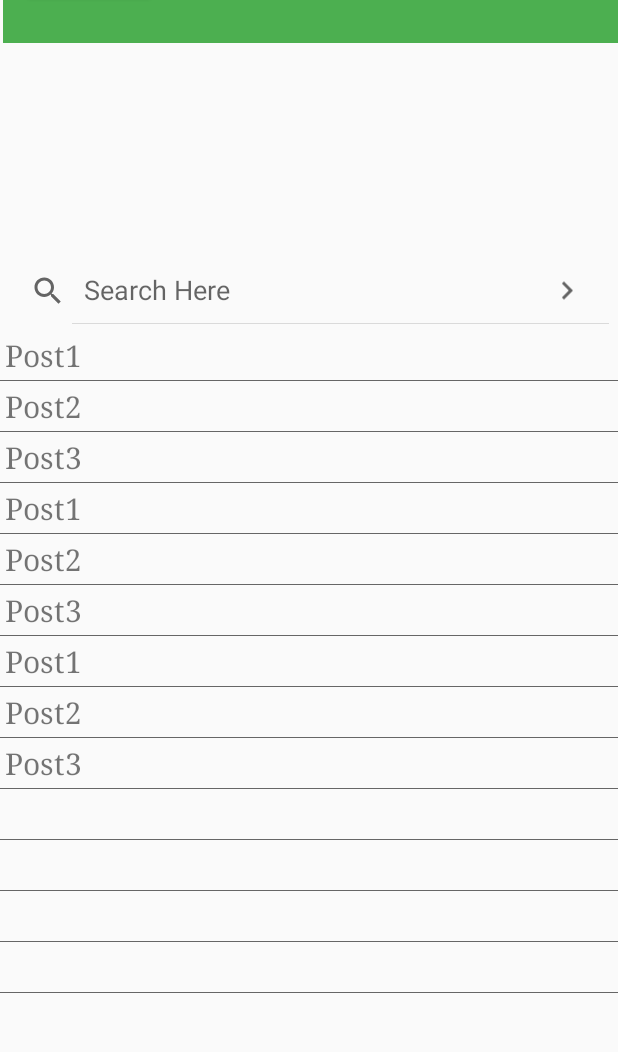
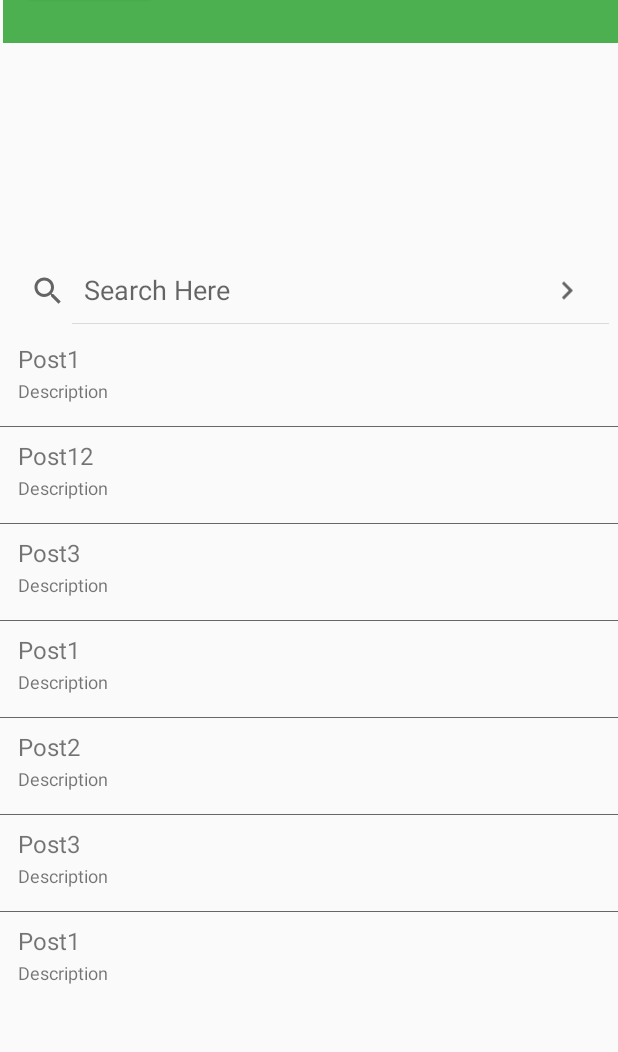
Before and after one commit to khann18/Care-to-Share, an Android app: the screen it shows after launch (MainActivity), on a phone screen of 412 x 824 dp, the part 89-1141 px from its top. Run offline under Robolectric (Android 15) with nearby library versions, the phone set to English and light mode, and no system bars.

Commit message:
updated android

```diff
--- a/mobile/app/src/main/java/edu/upenn/cis350/cis350finalproject/CustomAdapter.java
+++ b/mobile/app/src/main/java/edu/upenn/cis350/cis350finalproject/CustomAdapter.java
@@ -30,10 +30,10 @@ public class CustomAdapter extends BaseAdapter implements Filterable
 
         // rooms = res.getStringArray(R.array.images);
         this.stringList = new ArrayList<String>();
-        rooms = new String[]{"Post1", "Post2", "Post3", "Post1", "Post2", "Post3", "Post1", "Post2", "Post3", "Post1", "Post2", "Post3",
-                "Post1", "Post2", "Post3", "Post1", "Post2", "Post3", "Post1", "Post2", "Post3", "Post1", "Post2", "Post3"};
+        // rooms = new String[]{"Post1", "Post2", "Post3", "Post15", "Post2", "Post3", "Post1", "Post2", "Post3", "Post1", "Post2", "Post3",
+         //       "Post1", "Post2", "Post3", "Post1", "Post2", "Post3", "Post1", "Post2", "Post3", "Post1", "Post2", "Post3"};
         stringList.add("Post1");
-        stringList.add("Post2");
+        stringList.add("Post12");
         stringList.add("Post3");
 
         masterList.add("Post1");
@@ -60,22 +60,24 @@ public class CustomAdapter extends BaseAdapter implements Filterable
     public void addItem(String item) {
         masterList.add(item);
         stringList.add(item);
-        notifyDataSetChanged();
+        this.notifyDataSetChanged();
     }
 
 
     @Override
     public int getCount() {
-        return rooms.length;
+
+        return stringList.size();
     }
 
     @Override
     public Object getItem(int position) {
 
-        return rooms[position];
+        return stringList.get(position);
     }
 
     public void notifyDataSetChanged() {
+
         super.notifyDataSetChanged();
     }
 
@@ -164,7 +166,7 @@ public class CustomAdapter extends BaseAdapter implements Filterable
 
         LayoutInflater inflater = (LayoutInflater)context.getSystemService(Context.LAYOUT_INFLATER_SERVICE);
         View view =  inflater.inflate(R.layout.single_row,parent,false);
-        TextView txt = (TextView) view.findViewById(R.id.txt_item);
+        TextView txt = (TextView) view.findViewById(R.id.firstLine);
         // String temp = rooms[position];
         if (position < stringList.size()) {
             String temp = stringList.get(position);
--- a/mobile/app/src/main/java/edu/upenn/cis350/cis350finalproject/MainActivity.java
+++ b/mobile/app/src/main/java/edu/upenn/cis350/cis350finalproject/MainActivity.java
@@ -4,10 +4,12 @@ import androidx.appcompat.app.AppCompatActivity;
 import androidx.recyclerview.widget.LinearLayoutManager;
 import androidx.recyclerview.widget.RecyclerView;
 
+import android.content.Context;
 import android.os.Bundle;
 
 import android.text.TextUtils;
 import android.view.View;
+import android.widget.AdapterView;
 import android.widget.ListView;
 import android.widget.SearchView;
 import android.widget.Toast;
@@ -84,6 +86,20 @@ public class MainActivity extends AppCompatActivity implements SearchView.OnQuer
         lv = listView;
         sv = (SearchView) findViewById(R.id.searchbar);
 
+        lv.setOnItemClickListener(new AdapterView.OnItemClickListener() {
+            public void onItemClick(AdapterView<?> parent, View view, int position, long id) {
+                Context context = getApplicationContext();
+                CharSequence text = "Hello toast!";
+                int duration = Toast.LENGTH_SHORT;
+
+                Toast toast = Toast.makeText(context, text, duration);
+                toast.show();
+
+                ca.addItem("NewPost");
+                // When clicked perform some action...
+            }
+        });
+
         CustomAdapter cAdapter = new CustomAdapter(this);
         ca = cAdapter;
         listView.setAdapter(ca);
--- a/mobile/app/src/main/res/layout/single_row.xml
+++ b/mobile/app/src/main/res/layout/single_row.xml
@@ -1,17 +1,56 @@
 <?xml version="1.0" encoding="utf-8"?>
 <RelativeLayout xmlns:android="http://schemas.android.com/apk/res/android"
-    android:layout_width="match_parent" android:layout_height="match_parent">
+    android:layout_width="fill_parent"
+    android:layout_height="?android:attr/listPreferredItemHeight"
+    android:padding="6dip" >
+
+    <ImageView
+        android:id="@+id/icon"
+        android:layout_width="wrap_content"
+        android:layout_height="fill_parent"
+        android:layout_alignParentBottom="true"
+        android:layout_alignParentTop="true"
+        android:layout_marginRight="6dip"
+        android:contentDescription="TODO"
+        />
 
     <TextView
-        android:layout_width="match_parent"
-        android:layout_height="match_parent"
-        android:textSize="20sp"
-        android:gravity="start"
-        android:text="Large Text"
-        android:typeface="serif"
-        android:id="@+id/txt_item"
-        android:padding="3dp"
-        android:paddingLeft="5dp"
-        android:layout_alignParentLeft="true"
-        android:layout_alignParentStart="true" />
+        android:id="@+id/secondLine"
+        android:layout_width="fill_parent"
+        android:layout_height="26dip"
+        android:layout_alignParentBottom="true"
+        android:layout_alignParentRight="true"
+        android:layout_toRightOf="@id/icon"
+        android:text="Description"
+        android:textSize="12sp" />
+
+    <TextView
+        android:id="@+id/firstLine"
+        android:layout_width="fill_parent"
+        android:layout_height="wrap_content"
+        android:layout_above="@id/secondLine"
+        android:layout_alignParentRight="true"
+        android:layout_alignParentTop="true"
+        android:layout_alignWithParentIfMissing="true"
+        android:layout_toRightOf="@id/icon"
+        android:gravity="center_vertical"
+        android:text="Example application"
+        android:textSize="16sp" />
+
 </RelativeLayout>
+<!--<RelativeLayout xmlns:android="http://schemas.android.com/apk/res/android"-->
+<!--    android:layout_width="match_parent" android:layout_height="match_parent">-->
+
+<!--    <TextView-->
+<!--        android:layout_width="match_parent"-->
+<!--        android:layout_height="match_parent"-->
+<!--        android:textSize="20sp"-->
+<!--        android:gravity="start"-->
+<!--        android:text="Large Text"-->
+<!--        android:typeface="serif"-->
+<!--        android:id="@+id/txt_item"-->
+<!--        android:padding="3dp"-->
+<!--        android:paddingLeft="5dp"-->
+<!--        android:layout_alignParentLeft="true"-->
+<!--        android:layout_alignParentStart="true" />-->
+<!--</RelativeLayout>-->
```
